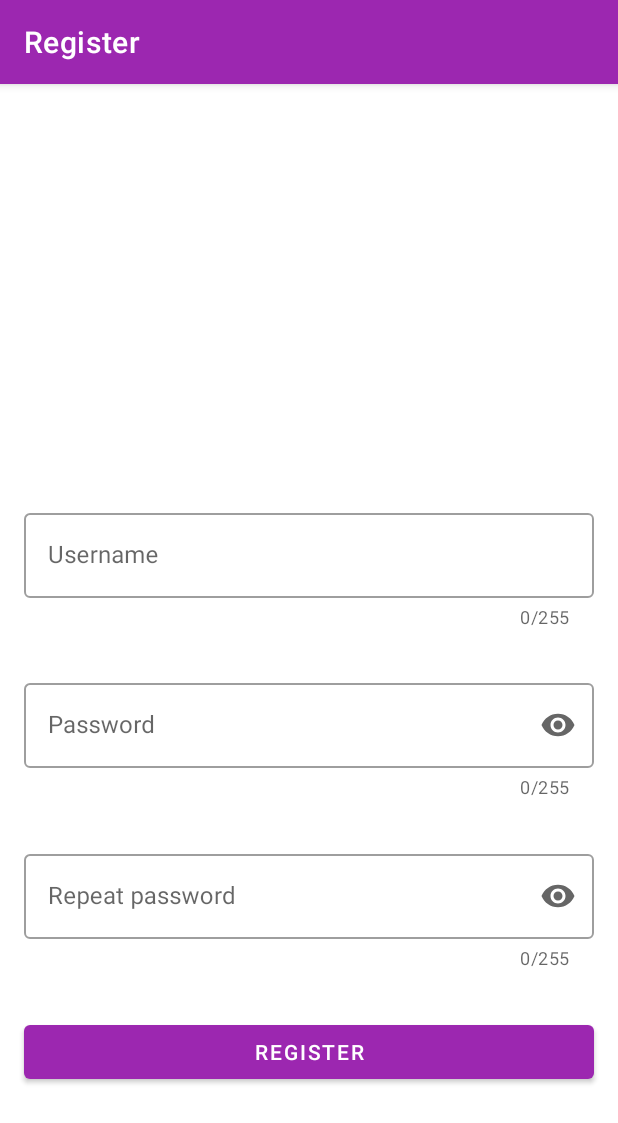
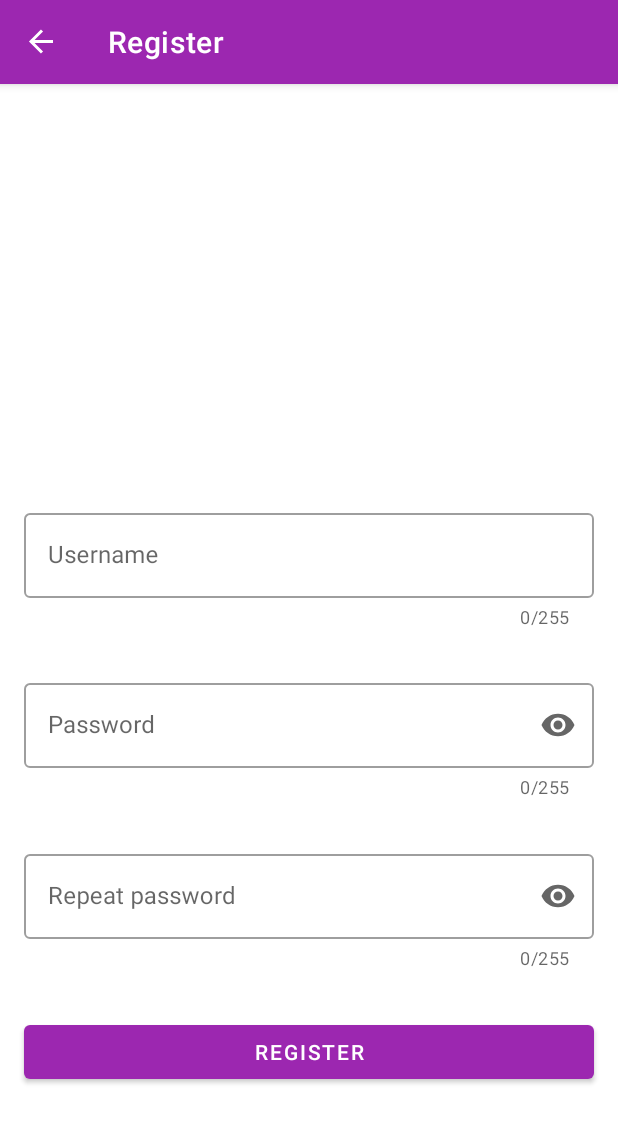
Before and after one commit to Jankku/eino-android, an Android app: the screen it shows after launch (MainActivity), after a tap on "REGISTER", on a phone screen of 412 x 824 dp. Shown: the top 1123 px of the screen. Run offline under Robolectric (Android 15) with nearby library versions, the phone set to English and light mode, and no system bars; our stand-ins replace Dagger/Hilt's generated code, navigation-ui; libraries missing offline, so code that uses them is left out: com.basgeekball.awesomevalidation.

Commit message:
fix: remove unnecessary top level destinations

```diff
--- a/app/src/main/java/com/jankku/eino/ui/MainActivity.kt
+++ b/app/src/main/java/com/jankku/eino/ui/MainActivity.kt
@@ -34,8 +34,6 @@ class MainActivity : AppCompatActivity() {
         appBarConfiguration = AppBarConfiguration(
             setOf(
                 R.id.landingFragment,
-                R.id.registerFragment,
-                R.id.loginFragment,
                 R.id.bookListFragment,
                 R.id.movieListFragment,
                 R.id.settingsFragment
```
